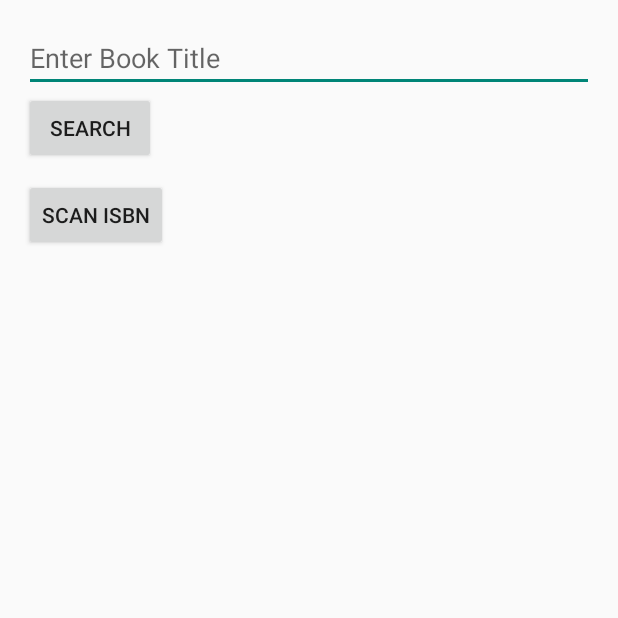
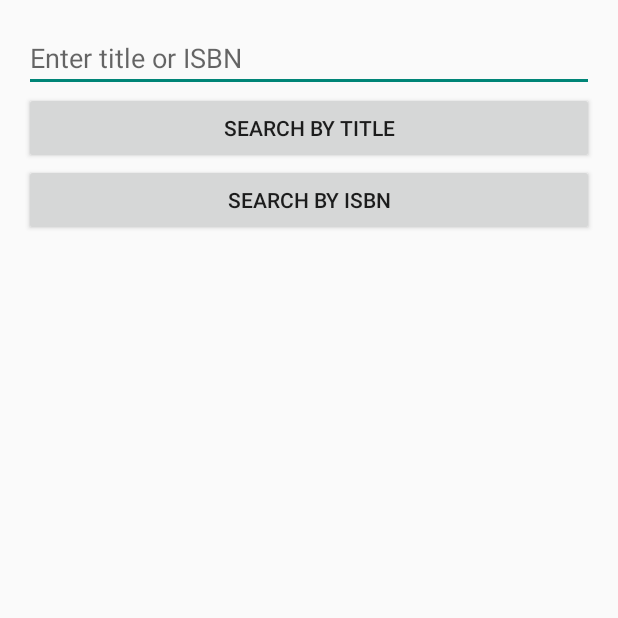
Before and after one commit to SergiMPorto/PersonalLibrary, an Android app built with Jetpack Compose: the screen it shows after launch (SearchActivity), on a phone screen of 412 x 824 dp, the top half of it. Run offline under Robolectric (Android 15) with nearby library versions, the phone set to English and light mode, and no system bars; pictures from the network do not load.

Commit message:
fix: code update book

```diff
--- a/app/build.gradle.kts
+++ b/app/build.gradle.kts
@@ -2,6 +2,8 @@ plugins {
     alias(libs.plugins.android.application)
     alias(libs.plugins.jetbrains.kotlin.android)
     alias(libs.plugins.google.android.libraries.mapsplatform.secrets.gradle.plugin)
+    id("kotlin-parcelize")
+    id("kotlin-kapt")
 }
 
 android {
@@ -64,6 +66,8 @@ dependencies {
     implementation(libs.androidx.material3)
     implementation(libs.generativeai)
     implementation(libs.androidx.recyclerview)
+    implementation(libs.androidx.cardview)
+    implementation(libs.androidx.appcompat)
     testImplementation(libs.junit)
     androidTestImplementation(libs.androidx.junit)
     androidTestImplementation(libs.androidx.espresso.core)
--- a/app/src/main/java/com/example/milibrary/SearchActivity.kt
+++ b/app/src/main/java/com/example/milibrary/SearchActivity.kt
@@ -1,16 +1,13 @@
 package com.example.milibrary
 
+import android.content.Intent
 import android.os.Bundle
 import android.widget.Button
 import android.widget.EditText
 import android.widget.Toast
 import androidx.activity.ComponentActivity
-import androidx.activity.compose.setContent
-import androidx.compose.foundation.layout.fillMaxSize
-import androidx.compose.material3.MaterialTheme
-import androidx.compose.material3.Surface
-import androidx.compose.ui.Modifier
-import com.example.milibrary.ui.theme.MiLibraryTheme
+import androidx.recyclerview.widget.LinearLayoutManager
+import androidx.recyclerview.widget.RecyclerView
 import retrofit2.Callback
 import retrofit2.Call
 import retrofit2.Response
@@ -20,6 +17,9 @@ class SearchActivity : ComponentActivity() {
     private lateinit var editTextBookTitle: EditText
     private lateinit var buttonSearchByTitle: Button
     private lateinit var buttonScanISBN: Button
+    private lateinit var bookAdapter: BookAdapter
+    private val booksList = mutableListOf<Book>()
+    private lateinit var recyclerView: RecyclerView
 
     override fun onCreate(savedInstanceState: Bundle?) {
         super.onCreate(savedInstanceState)
@@ -42,8 +42,13 @@ class SearchActivity : ComponentActivity() {
             searchBooksByISBN(isbn)
         }
 
+        // Setup RecyclerView
+        recyclerView = findViewById(R.id.recyclerView)
+        recyclerView.layoutManager = LinearLayoutManager(this)
+        setupRecyclerView()
 
     }
+
 
     // Function to search for books by ISBN
     private fun searchBooksByISBN(isbn: String) {
@@ -74,10 +79,13 @@ class SearchActivity : ComponentActivity() {
                 if (response.isSuccessful) {
                     val bookList = response.body()?.items
                     if (bookList != null && bookList.isNotEmpty()) {
-
+                        booksList.clear()
+                        booksList.addAll(bookList)
+                        bookAdapter.notifyDataSetChanged()
                     } else {
                         Toast.makeText(this@SearchActivity, "No books found", Toast.LENGTH_SHORT).show()
                     }
+
                 } else {
                     Toast.makeText(this@SearchActivity, "Error: ${response.code()}", Toast.LENGTH_SHORT).show()
                 }
@@ -88,4 +96,14 @@ class SearchActivity : ComponentActivity() {
             }
         })
     }
+
+    private fun setupRecyclerView() {
+        bookAdapter = BookAdapter(booksList) { selectedBook ->
+            val intent = Intent(this, DetailActivity::class.java)
+            intent.putExtra("book", selectedBook)
+            startActivity(intent)
+        }
+        recyclerView.adapter = bookAdapter
+    }
+
 }
--- a/app/src/main/res/layout/activity_search.xml
+++ b/app/src/main/res/layout/activity_search.xml
@@ -1,30 +1,31 @@
-<?xml version="1.0" encoding="utf-8"?>
 <LinearLayout xmlns:android="http://schemas.android.com/apk/res/android"
+    android:orientation="vertical"
+    android:padding="16dp"
     android:layout_width="match_parent"
-    android:layout_height="match_parent"
-    android:orientation="vertical"
-    android:padding="16dp">
+    android:layout_height="match_parent">
 
     <EditText
         android:id="@+id/editTextBookTitle"
+        android:hint="Enter title or ISBN"
         android:layout_width="match_parent"
-        android:layout_height="wrap_content"
-        android:hint="Enter Book Title"
-        android:inputType="text"
-        android:textSize="18dp"/>
-
+        android:layout_height="wrap_content" />
 
     <Button
         android:id="@+id/buttonSearchByTitle"
-        android:layout_width="wrap_content"
-        android:layout_height="wrap_content"
-        android:text="Search"/>
+        android:text="Search by Title"
+        android:layout_width="match_parent"
+        android:layout_height="wrap_content" />
 
     <Button
         android:id="@+id/buttonScanISBN"
-        android:layout_width="wrap_content"
-        android:layout_height="wrap_content"
-        android:text="Scan ISBN"
-        android:layout_marginTop="10dp"/>
+        android:text="Search by ISBN"
+        android:layout_width="match_parent"
+        android:layout_height="wrap_content" />
+
+    <androidx.recyclerview.widget.RecyclerView
+        android:id="@+id/recyclerView"
+        android:layout_width="match_parent"
+        android:layout_height="0dp"
+        android:layout_weight="1"/>
 
 </LinearLayout>
--- a/app/src/main/res/values/themes.xml
+++ b/app/src/main/res/values/themes.xml
@@ -1,5 +1,5 @@
 <?xml version="1.0" encoding="utf-8"?>
 <resources>
 
-    <style name="Theme.MiLibrary" parent="android:Theme.Material.Light.NoActionBar" />
+    <style name="Theme.MiLibrary" parent="Theme.AppCompat.Light.NoActionBar"/>
 </resources>
--- a/gradle/libs.versions.toml
+++ b/gradle/libs.versions.toml
@@ -12,6 +12,8 @@ composeBom = "2024.04.01"
 generativeai = "0.2.2"
 googleAndroidLibrariesMapsplatformSecretsGradlePlugin = "2.0.1"
 recyclerview = "1.4.0"
+cardview = "1.0.0"
+appcompat = "1.7.0"
 
 [libraries]
 androidx-core-ktx = { group = "androidx.core", name = "core-ktx", version.ref = "coreKtx" }
@@ -31,6 +33,8 @@ androidx-ui-test-junit4 = { group = "androidx.compose.ui", name = "ui-test-junit
 androidx-material3 = { group = "androidx.compose.material3", name = "material3" }
 generativeai = { group = "com.google.ai.client.generativeai", name = "generativeai", version.ref = "generativeai" }
 androidx-recyclerview = { group = "androidx.recyclerview", name = "recyclerview", version.ref = "recyclerview" }
+androidx-cardview = { group = "androidx.cardview", name = "cardview", version.ref = "cardview" }
+androidx-appcompat = { group = "androidx.appcompat", name = "appcompat", version.ref = "appcompat" }
 
 [plugins]
 android-application = { id = "com.android.application", version.ref = "agp" }
```
Also changed, not shown: app/src/main/AndroidManifest.xml (+10 -0 lines), app/src/main/java/com/example/milibrary/BookAdapter.kt (+36 -34 lines), app/src/main/java/com/example/milibrary/BookResponse.kt (+25 -12 lines), app/src/main/java/com/example/milibrary/DetailActivity.kt (added, +48 -0 lines), app/src/main/res/layout/activity_book.xml (+24 -64 lines), app/src/main/res/layout/activity_detail.xml (added, +68 -0 lines), app/src/main/res/drawable/ic_book_cover_placeholder.jpg.
